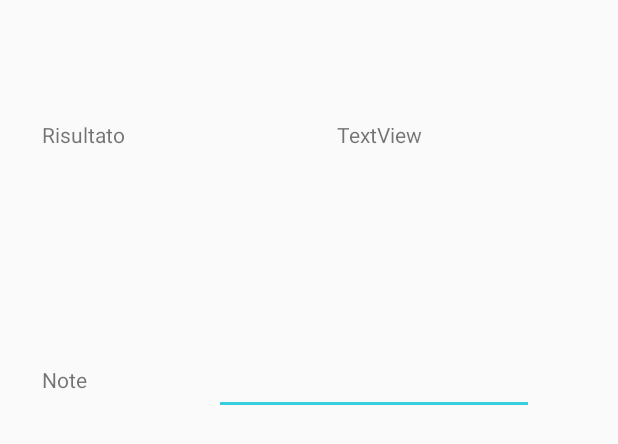
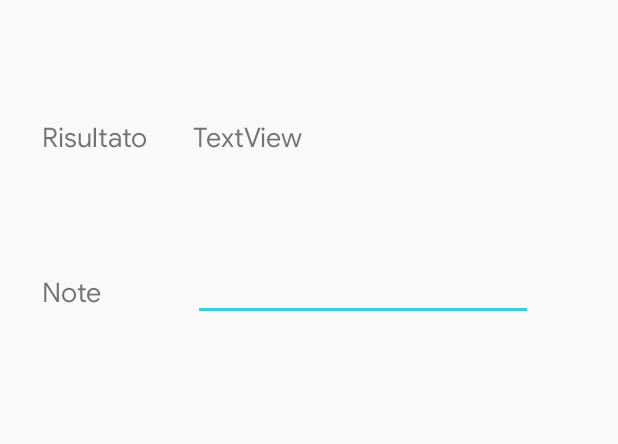
Before and after one commit to dacquaviva/iAssistant, an Android app: the layout inserimento_dati_bluetooth.xml on its own in the app's theme, with its tools: preview values and no code run, on a phone screen of 412 x 824 dp. Shown: the top 444 px of the screen. Run offline under Robolectric (Android 15) with nearby library versions, the phone set to English and light mode, and no system bars.

```diff
--- a/app/src/main/res/drawable/ic_bluetooth_black_24dp.xml
+++ b/app/src/main/res/drawable/ic_bluetooth_black_24dp.xml
@@ -1,4 +1,4 @@
-<vector android:height="16dp" android:tint="#FFFFFF"
+<vector android:height="16dp" android:tint="#0018b5"
     android:viewportHeight="24.0" android:viewportWidth="24.0"
     android:width="16dp" xmlns:android="http://schemas.android.com/apk/res/android">
     <path android:fillColor="#FF000000" android:pathData="M17.71,7.71L12,2h-1v7.59L6.41,5 5,6.41 10.59,12 5,17.59 6.41,19 11,14.41L11,22h1l5.71,-5.71 -4.3,-4.29 4.3,-4.29zM13,5.83l1.88,1.88L13,9.59L13,5.83zM14.88,16.29L13,18.17v-3.76l1.88,1.88z"/>
--- a/app/src/main/res/drawable/ic_edit_black_24dp.xml
+++ b/app/src/main/res/drawable/ic_edit_black_24dp.xml
@@ -1,4 +1,4 @@
-<vector android:height="24dp" android:tint="#FFFFFF"
+<vector android:height="24dp" android:tint="#000"
     android:viewportHeight="24.0" android:viewportWidth="24.0"
     android:width="24dp" xmlns:android="http://schemas.android.com/apk/res/android">
     <path android:fillColor="#FF000000" android:pathData="M3,17.25V21h3.75L17.81,9.94l-3.75,-3.75L3,17.25zM20.71,7.04c0.39,-0.39 0.39,-1.02 0,-1.41l-2.34,-2.34c-0.39,-0.39 -1.02,-0.39 -1.41,0l-1.83,1.83 3.75,3.75 1.83,-1.83z"/>
--- a/app/src/main/res/layout/inserimento_dati_bluetooth.xml
+++ b/app/src/main/res/layout/inserimento_dati_bluetooth.xml
@@ -12,7 +12,9 @@
         android:layout_height="wrap_content"
         android:layout_marginStart="28dp"
         android:layout_marginTop="80dp"
+        android:fontFamily="@font/sansregular"
         android:text="Risultato"
+        android:textSize="18sp"
         app:layout_constraintStart_toStartOf="parent"
         app:layout_constraintTop_toTopOf="parent" />
 
@@ -20,39 +22,39 @@
         android:id="@+id/textView2"
         android:layout_width="wrap_content"
         android:layout_height="wrap_content"
-        android:layout_marginEnd="8dp"
-        android:layout_marginStart="112dp"
+        android:layout_marginStart="30dp"
         android:layout_marginTop="80dp"
+        android:fontFamily="@font/sansregular"
         android:text="TextView"
-        app:layout_constraintEnd_toEndOf="parent"
-        app:layout_constraintHorizontal_bias="0.191"
+        android:textSize="18sp"
         app:layout_constraintStart_toEndOf="@+id/textView"
         app:layout_constraintTop_toTopOf="parent" />
 
     <TextView
+        android:fontFamily="@font/sansregular"
         android:id="@+id/textView3"
         android:layout_width="wrap_content"
         android:layout_height="wrap_content"
         android:layout_marginStart="28dp"
-        android:layout_marginTop="144dp"
+        android:layout_marginTop="80dp"
         android:text="Note"
+        android:textSize="18sp"
         app:layout_constraintStart_toStartOf="parent"
         app:layout_constraintTop_toBottomOf="@+id/textView" />
 
     <EditText
+        android:fontFamily="@font/sansregular"
         android:id="@+id/editText"
         android:layout_width="wrap_content"
         android:layout_height="wrap_content"
-        android:layout_marginBottom="8dp"
         android:layout_marginEnd="8dp"
         android:layout_marginStart="36dp"
-        android:layout_marginTop="132dp"
+        android:layout_marginTop="68dp"
         android:ems="10"
         android:inputType="textMultiLine"
-        app:layout_constraintBottom_toBottomOf="parent"
         app:layout_constraintEnd_toEndOf="parent"
+        app:layout_constraintHorizontal_bias="0.344"
         app:layout_constraintStart_toEndOf="@+id/textView3"
-        app:layout_constraintTop_toBottomOf="@+id/textView2"
-        app:layout_constraintVertical_bias="0.0" />
+        app:layout_constraintTop_toBottomOf="@+id/textView2" />
 
 </android.support.constraint.ConstraintLayout>
```
Also changed, not shown: app/build.gradle (+4 -4 lines), app/src/main/java/gruppo_20/iassistant/ui/PrestazioniActivity.java (+30 -25 lines), app/src/main/res/layout/bluetooth.xml (+4 -3 lines), app/src/main/res/layout/inserimento_dati.xml (+20 -17 lines), app/src/main/res/layout/modalita_misurazione.xml (added, +50 -0 lines), app/src/main/res/layout/prestazione_content.xml (+0 -34 lines).
